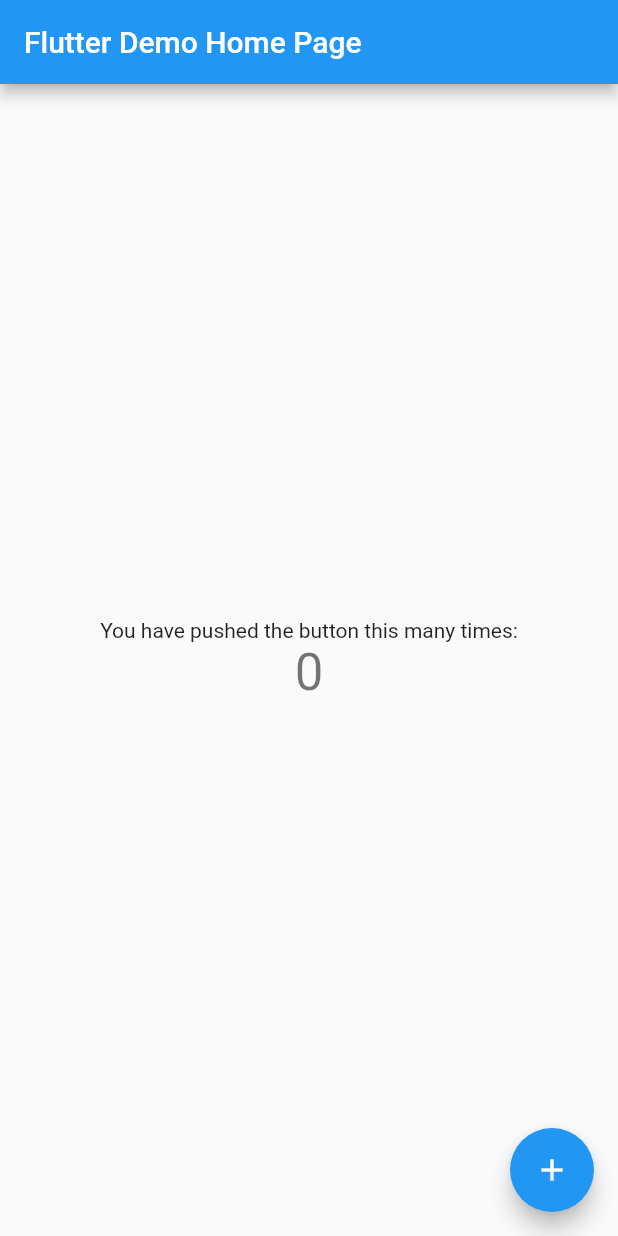
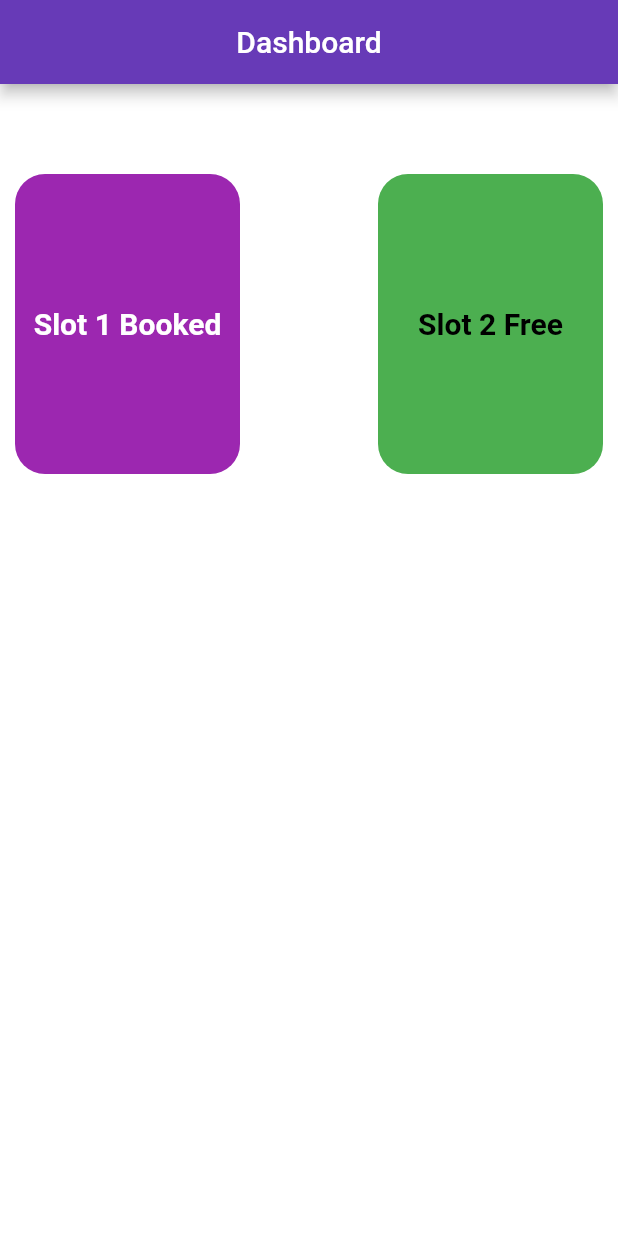
Before and after one commit to mahartanveerahmad/parkispace, a Flutter app: the screen it shows after launch, on a phone screen of 412 x 824 dp. Run offline on Flutter 3.47's test engine with Material 2 defaults, Android fonts, the phone set to English and light mode, and no system bars.

Commit message:
finalize the dashboard ui

```diff
--- a/lib/main.dart
+++ b/lib/main.dart
@@ -1,4 +1,5 @@
 import 'package:flutter/material.dart';
+import 'package:parkispace/ui/dashboard.dart';
 
 void main() {
   runApp(const MyApp());
@@ -13,103 +14,9 @@
     return MaterialApp(
       title: 'Flutter Demo',
       theme: ThemeData(
-        // This is the theme of your application.
-        //
-        // Try running your application with "flutter run". You'll see the
-        // application has a blue toolbar. Then, without quitting the app, try
-        // changing the primarySwatch below to Colors.green and then invoke
-        // "hot reload" (press "r" in the console where you ran "flutter run",
-        // or simply save your changes to "hot reload" in a Flutter IDE).
-        // Notice that the counter didn't reset back to zero; the application
-        // is not restarted.
-        primarySwatch: Colors.blue,
+        primarySwatch: Colors.deepPurple,
       ),
-      home: const MyHomePage(title: 'Flutter Demo Home Page'),
+      home: const DashboardScreen(),
     );
   }
 }
-
-class MyHomePage extends StatefulWidget {
-  const MyHomePage({super.key, required this.title});
-
-  // This widget is the home page of your application. It is stateful, meaning
-  // that it has a State object (defined below) that contains fields that affect
-  // how it looks.
-
-  // This class is the configuration for the state. It holds the values (in this
-  // case the title) provided by the parent (in this case the App widget) and
-  // used by the build method of the State. Fields in a Widget subclass are
-  // always marked "final".
-
-  final String title;
-
-  @override
-  State<MyHomePage> createState() => _MyHomePageState();
-}
-
-class _MyHomePageState extends State<MyHomePage> {
-  int _counter = 0;
-
-  void _incrementCounter() {
-    setState(() {
-      // This call to setState tells the Flutter framework that something has
-      // changed in this State, which causes it to rerun the build method below
-      // so that the display can reflect the updated values. If we changed
-      // _counter without calling setState(), then the build method would not be
-      // called again, and so nothing would appear to happen.
-      _counter++;
-    });
-  }
-
-  @override
-  Widget build(BuildContext context) {
-    // This method is rerun every time setState is called, for instance as done
-    // by the _incrementCounter method above.
-    //
-    // The Flutter framework has been optimized to make rerunning build methods
-    // fast, so that you can just rebuild anything that needs updating rather
-    // than having to individually change instances of widgets.
-    return Scaffold(
-      appBar: AppBar(
-        // Here we take the value from the MyHomePage object that was created by
-        // the App.build method, and use it to set our appbar title.
-        title: Text(widget.title),
-      ),
-      body: Center(
-        // Center is a layout widget. It takes a single child and positions it
-        // in the middle of the parent.
-        child: Column(
-          // Column is also a layout widget. It takes a list of children and
-          // arranges them vertically. By default, it sizes itself to fit its
-          // children horizontally, and tries to be as tall as its parent.
-          //
-          // Invoke "debug painting" (press "p" in the console, choose the
-          // "Toggle Debug Paint" action from the Flutter Inspector in Android
-          // Studio, or the "Toggle Debug Paint" command in Visual Studio Code)
-          // to see the wireframe for each widget.
-          //
-          // Column has various properties to control how it sizes itself and
-          // how it positions its children. Here we use mainAxisAlignment to
-          // center the children vertically; the main axis here is the vertical
-          // axis because Columns are vertical (the cross axis would be
-          // horizontal).
-          mainAxisAlignment: MainAxisAlignment.center,
-          children: <Widget>[
-            const Text(
-              'You have pushed the button this many times:',
-            ),
-            Text(
-              '$_counter',
-              style: Theme.of(context).textTheme.headline4,
-            ),
-          ],
-        ),
-      ),
-      floatingActionButton: FloatingActionButton(
-        onPressed: _incrementCounter,
-        tooltip: 'Increment',
-        child: const Icon(Icons.add),
-      ), // This trailing comma makes auto-formatting nicer for build methods.
-    );
-  }
-}
--- a/lib/ui/dashboard.dart
+++ b/lib/ui/dashboard.dart
@@ -0,0 +1,71 @@
+import 'package:flutter/material.dart';
+
+class DashboardScreen extends StatefulWidget {
+  const DashboardScreen({super.key});
+
+  @override
+  State<DashboardScreen> createState() => _DashboardScreenState();
+}
+
+class _DashboardScreenState extends State<DashboardScreen> {
+  @override
+  Widget build(BuildContext context) {
+    return Scaffold(
+      backgroundColor: Colors.white,
+      appBar: AppBar(
+        title: const Center(
+          child: Text("Dashboard"),
+        ),
+      ),
+      body: Column(
+        children: [
+          const SizedBox(
+            height: 50,
+          ),
+          Padding(
+            padding: const EdgeInsets.all(10),
+            child: Row(
+              mainAxisAlignment: MainAxisAlignment.spaceBetween,
+              children: [
+                Container(
+                  alignment: Alignment.center,
+                  width: 150,
+                  height: 200,
+                  decoration: BoxDecoration(
+                    color: Colors.purple,
+                    borderRadius: BorderRadius.circular(20),
+                  ),
+                  child: const Text(
+                    "Slot 1 Booked",
+                    style: TextStyle(
+                      fontSize: 20,
+                      fontWeight: FontWeight.bold,
+                      color: Colors.white,
+                    ),
+                  ),
+                ),
+                Container(
+                  alignment: Alignment.center,
+                  width: 150,
+                  height: 200,
+                  decoration: BoxDecoration(
+                    color: Colors.green,
+                    borderRadius: BorderRadius.circular(20),
+                  ),
+                  child: const Text(
+                    "Slot 2 Free",
+                    style: TextStyle(
+                      fontSize: 20,
+                      fontWeight: FontWeight.bold,
+                      color: Colors.black,
+                    ),
+                  ),
+                ),
+              ],
+            ),
+          )
+        ],
+      ),
+    );
+  }
+}
```
